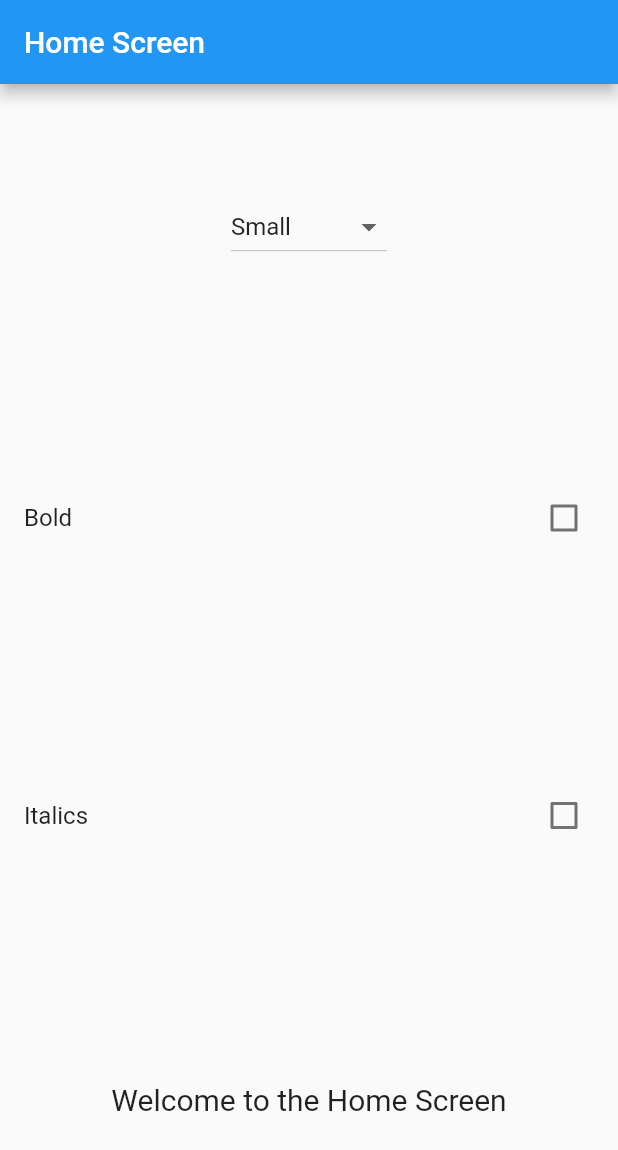
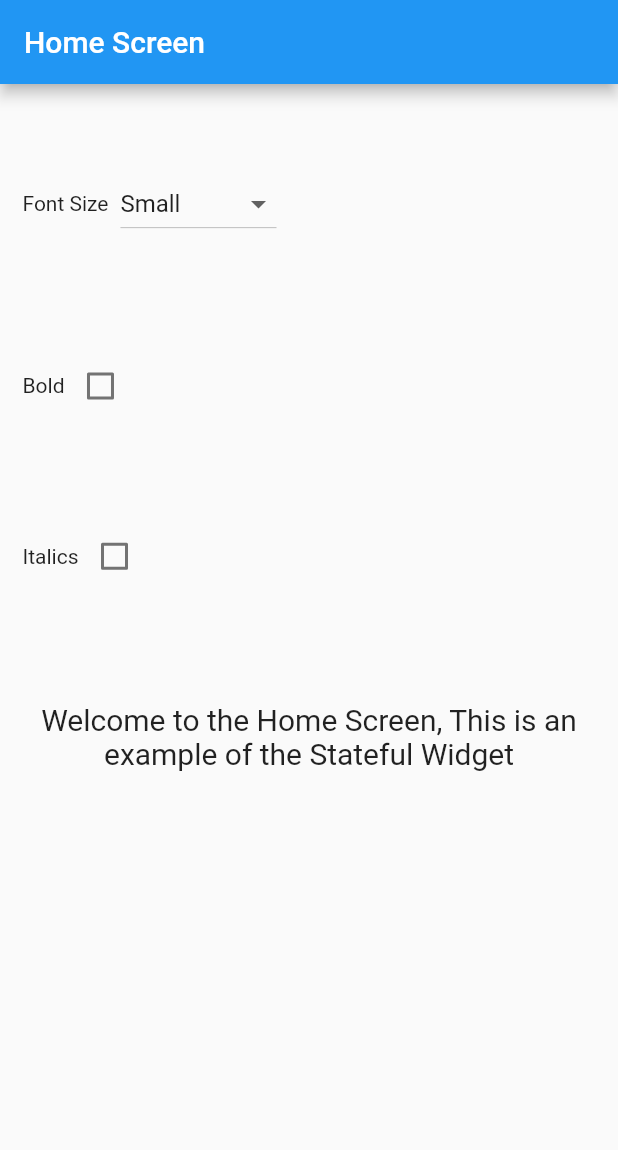
Before and after one commit to geekymon2/flutter_stateful_vs_stateless, a Flutter app: the screen it shows after launch, on a phone screen of 412 x 824 dp. Shown: the top 1150 px of the screen. Run offline on Flutter 3.47's test engine with Material 2 defaults, Android fonts, the phone set to English and light mode, and no system bars.

Commit message:
fix layout

```diff
--- a/lib/homepage.dart
+++ b/lib/homepage.dart
@@ -20,11 +20,18 @@ class _MyHomePageState extends State<MyHomePage> {
       appBar: AppBar(
         title: Text(widget.title),
       ),
-      body: Center(
+      body: Padding(
+        padding: const EdgeInsets.all(15.0),
+        child: Center(
           child: Column(
             mainAxisAlignment: MainAxisAlignment.spaceAround,
             children: <Widget>[
-            DropdownButton(
+              Row(
+                children: [
+                  Text("Font Size"),
+                  Padding(
+                    padding: const EdgeInsets.all(8.0),
+                    child: DropdownButton(
                         value: _fontSize,
                         items: [
                           DropdownMenuItem(
@@ -36,41 +43,59 @@ class _MyHomePageState extends State<MyHomePage> {
                             value: 30.0,
                           ),
                           DropdownMenuItem(child: Text("Large"), value: 40.0),
-                  DropdownMenuItem(child: Text("Extra Large"), value: 50.0)
+                          DropdownMenuItem(
+                              child: Text("Extra Large"), value: 50.0)
                         ],
                         onChanged: (value) {
                           setState(() {
                             _fontSize = value;
                           });
                         }),
-            CheckboxListTile(
-                title: Text("Bold"),
+                  ),
+                ],
+              ),
+              Row(
+                children: [
+                  Text("Bold"),
+                  Checkbox(
                       value: _isBold,
                       onChanged: (value) {
                         setState(() {
                           _isBold = value;
                         });
                       }),
-            CheckboxListTile(
-                title: Text("Italics"),
+                ],
+              ),
+              Row(
+                children: [
+                  Text("Italics"),
+                  Checkbox(
                       value: _isItalic,
                       onChanged: (value) {
                         setState(() {
                           _isItalic = value;
                         });
                       }),
+                ],
+              ),
               Padding(
                 padding: const EdgeInsets.all(8.0),
+                child: Container(
+                  height: 300,
                   child: Text(
-                'Welcome to the Home Screen',
+                    'Welcome to the Home Screen, This is an example of the Stateful Widget',
                     textAlign: TextAlign.center,
                     style: TextStyle(
                         fontSize: _fontSize,
-                    fontWeight: _isBold ? FontWeight.bold : FontWeight.normal,
-                    fontStyle: _isItalic ? FontStyle.italic : FontStyle.normal),
+                        fontWeight:
+                            _isBold ? FontWeight.bold : FontWeight.normal,
+                        fontStyle:
+                            _isItalic ? FontStyle.italic : FontStyle.normal),
+                  ),
                 ),
               ),
             ],
+          ),
         ),
       ), // This trailing comma makes auto-formatting nicer for build methods.
     );
```
Lines whose indentation alone changed are shown as unchanged.
